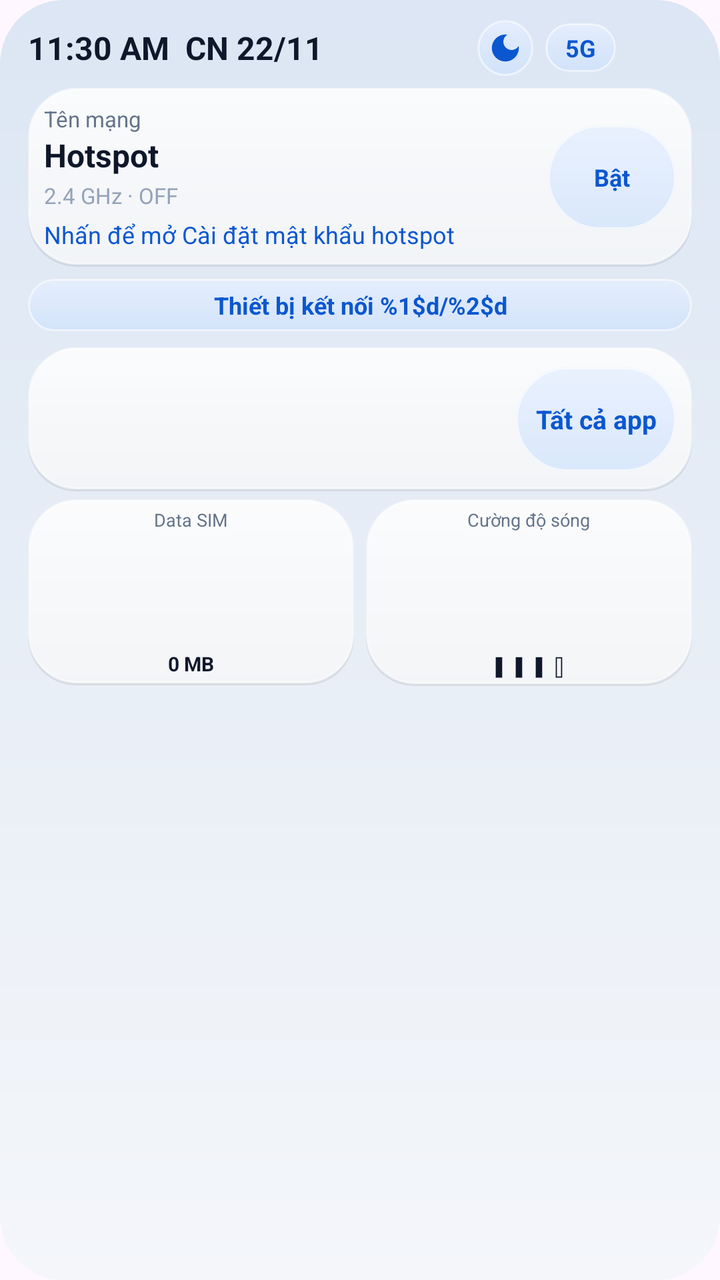
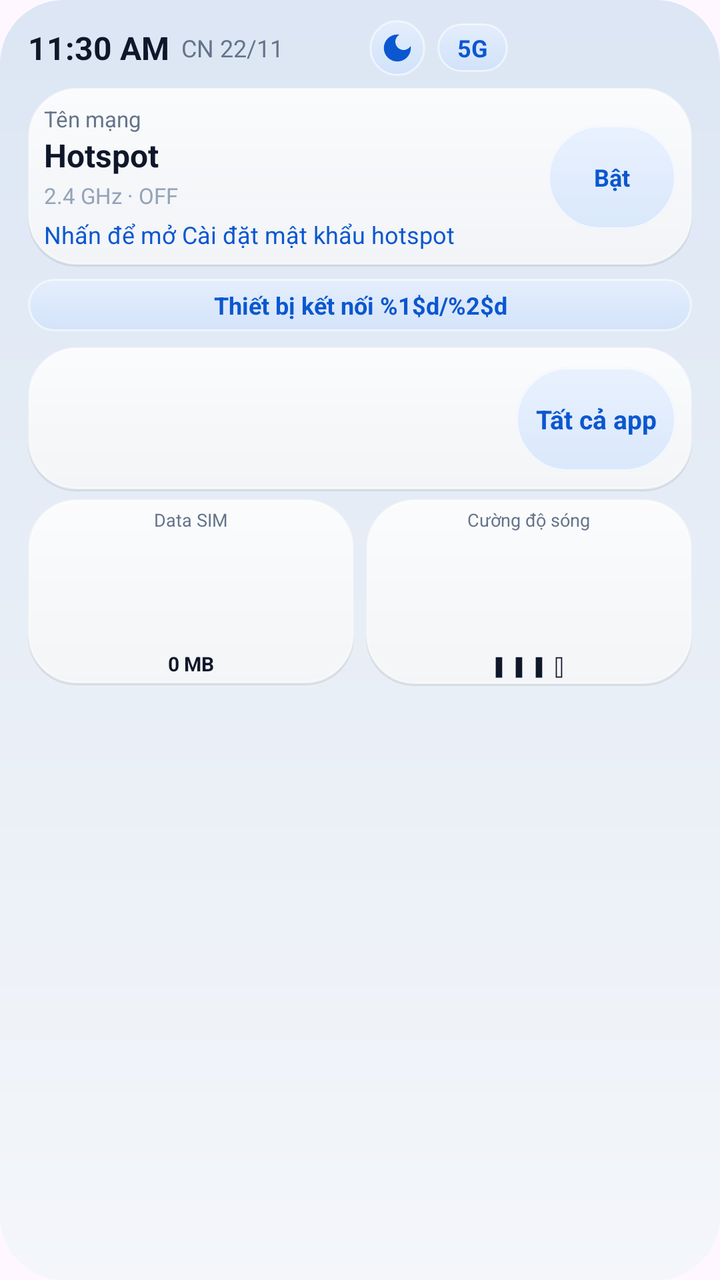

Screens rendered from an Android XML layout before and after an edit, with the pre-edit source and the edit as a unified diff.
<!-- AndroidManifest.xml: application theme Theme.GalaxyWifi -->
<!-- res/layout/widget_mobile_wifi.xml -->
<?xml version="1.0" encoding="utf-8"?>
<LinearLayout xmlns:android="http://schemas.android.com/apk/res/android"
    android:id="@+id/widgetRoot"
    android:layout_width="match_parent"
    android:layout_height="match_parent"
    android:background="@drawable/bg_scr01_light"
    android:orientation="vertical"
    android:paddingLeft="14dp"
    android:paddingRight="14dp"
    android:paddingTop="10dp"
    android:paddingBottom="34dp">

    
    <LinearLayout
        android:layout_width="match_parent"
        android:layout_height="wrap_content"
        android:gravity="center_vertical"
        android:orientation="horizontal">

        <TextView
            android:id="@+id/txtWidgetTime"
            android:layout_width="0dp"
            android:layout_height="wrap_content"
            android:layout_weight="1"
            android:ellipsize="end"
            android:maxLines="1"
            android:text="11:30 AM  CN 22/11"
            android:textColor="#0F172A"
            android:textSize="16sp"
            android:textStyle="bold" />

        
        <TextView
            android:id="@+id/txtWidgetDate"
            android:layout_width="0dp"
            android:layout_height="0dp"
            android:visibility="gone" />

        <ImageView
            android:id="@+id/btnThemeToggle"
            android:layout_width="28dp"
            android:layout_height="28dp"
            android:layout_marginEnd="6dp"
            android:background="@drawable/bg_scr01_chip"
            android:contentDescription="@string/widget_tile_dark"
            android:padding="5dp"
            android:src="@drawable/ic_theme_dark" />

        <TextView
            android:id="@+id/txtWidgetNetwork"
            android:layout_width="wrap_content"
            android:layout_height="wrap_content"
            android:background="@drawable/bg_scr01_chip"
            android:paddingHorizontal="10dp"
            android:paddingVertical="4dp"
            android:text="5G"
            android:textColor="#0B57D0"
            android:textSize="12sp"
            android:textStyle="bold" />

        <ImageView
            android:id="@+id/imgSignalBars"
            android:layout_width="30dp"
            android:layout_height="16dp"
            android:layout_marginStart="8dp"
            android:contentDescription="@string/widget_signal" />
    </LinearLayout>

    
    <LinearLayout
        android:id="@+id/panelCreds"
        android:layout_width="match_parent"
        android:layout_height="wrap_content"
        android:layout_marginTop="6dp"
        android:background="@drawable/bg_scr01_tile"
        android:gravity="center_vertical"
        android:orientation="horizontal"
        android:padding="8dp">

        <LinearLayout
            android:layout_width="0dp"
            android:layout_height="wrap_content"
            android:layout_weight="1"
            android:orientation="vertical">

            <TextView
                android:id="@+id/txtApLabel"
                android:layout_width="match_parent"
                android:layout_height="wrap_content"
                android:text="@string/widget_net_name"
                android:textColor="#64748B"
                android:textSize="11sp" />

            <TextView
                android:id="@+id/txtWidgetLink"
                android:layout_width="match_parent"
                android:layout_height="wrap_content"
                android:ellipsize="end"
                android:maxLines="1"
                android:text="Hotspot"
                android:textColor="#0F172A"
                android:textSize="16sp"
                android:textStyle="bold" />

            <TextView
                android:id="@+id/txtApMeta"
                android:layout_width="match_parent"
                android:layout_height="wrap_content"
                android:layout_marginTop="2dp"
                android:text="2.4 GHz · OFF"
                android:textColor="#94A3B8"
                android:textSize="11sp" />

            <TextView
                android:id="@+id/txtPassHint"
                android:layout_width="match_parent"
                android:layout_height="wrap_content"
                android:layout_marginTop="4dp"
                android:text="@string/widget_tap_for_pass"
                android:textColor="#0B57D0"
                android:textSize="12sp" />

            
            <TextView
                android:id="@+id/txtPassLabel"
                android:layout_width="0dp"
                android:layout_height="0dp"
                android:visibility="gone" />
            <TextView
                android:id="@+id/txtWidgetPass"
                android:layout_width="0dp"
                android:layout_height="0dp"
                android:visibility="gone" />
        </LinearLayout>

        <TextView
            android:id="@+id/btnHotspotToggle"
            android:layout_width="64dp"
            android:layout_height="52dp"
            android:layout_marginStart="6dp"
            android:background="@drawable/bg_scr01_chip"
            android:gravity="center"
            android:text="@string/widget_tile_hotspot"
            android:textColor="#0B57D0"
            android:textSize="12sp"
            android:textStyle="bold" />

        
        <ImageView
            android:id="@+id/btnQr"
            android:layout_width="0dp"
            android:layout_height="0dp"
            android:visibility="gone"
            android:contentDescription="@null" />
    </LinearLayout>

    
    <LinearLayout
        android:id="@+id/panelClients"
        android:layout_width="match_parent"
        android:layout_height="wrap_content"
        android:layout_marginTop="6dp"
        android:background="@drawable/bg_scr01_chip"
        android:gravity="center"
        android:orientation="horizontal"
        android:paddingHorizontal="12dp"
        android:paddingVertical="5dp">

        <TextView
            android:id="@+id/txtClients"
            android:layout_width="wrap_content"
            android:layout_height="wrap_content"
            android:gravity="center"
            android:text="@string/widget_clients_fmt"
            android:textColor="#0B57D0"
            android:textSize="12sp"
            android:textStyle="bold" />
    </LinearLayout>

    
    <LinearLayout
        android:id="@+id/panelAppShortcuts"
        android:layout_width="match_parent"
        android:layout_height="wrap_content"
        android:layout_marginTop="8dp"
        android:background="@drawable/bg_scr01_tile"
        android:gravity="center_vertical"
        android:orientation="horizontal"
        android:paddingHorizontal="8dp"
        android:paddingVertical="10dp">

        <ImageView
            android:id="@+id/imgFav0"
            android:layout_width="0dp"
            android:layout_height="52dp"
            android:layout_weight="1"
            android:contentDescription="@string/app_drawer_title"
            android:padding="4dp"
            android:scaleType="fitCenter" />

        <ImageView
            android:id="@+id/imgFav1"
            android:layout_width="0dp"
            android:layout_height="52dp"
            android:layout_weight="1"
            android:contentDescription="@null"
            android:padding="4dp"
            android:scaleType="fitCenter" />

        <ImageView
            android:id="@+id/imgFav2"
            android:layout_width="0dp"
            android:layout_height="52dp"
            android:layout_weight="1"
            android:contentDescription="@null"
            android:padding="4dp"
            android:scaleType="fitCenter" />

        <ImageView
            android:id="@+id/imgFav3"
            android:layout_width="0dp"
            android:layout_height="52dp"
            android:layout_weight="1"
            android:contentDescription="@null"
            android:padding="4dp"
            android:scaleType="fitCenter" />

        <TextView
            android:id="@+id/btnTileApps"
            android:layout_width="0dp"
            android:layout_height="52dp"
            android:layout_weight="1.35"
            android:background="@drawable/bg_scr01_chip"
            android:gravity="center"
            android:paddingHorizontal="4dp"
            android:text="@string/widget_tile_apps"
            android:textColor="#0B57D0"
            android:textSize="13sp"
            android:textStyle="bold" />
    </LinearLayout>

    
    <LinearLayout
        android:layout_width="match_parent"
        android:layout_height="wrap_content"
        android:layout_marginTop="4dp"
        android:gravity="center"
        android:orientation="horizontal">

        <LinearLayout
            android:id="@+id/panelData"
            android:layout_width="0dp"
            android:layout_height="wrap_content"
            android:layout_weight="1"
            android:background="@drawable/bg_scr01_tile"
            android:gravity="center"
            android:orientation="vertical"
            android:padding="4dp">

            <TextView
                android:id="@+id/lblData"
                android:layout_width="wrap_content"
                android:layout_height="wrap_content"
                android:text="@string/widget_data_month"
                android:textColor="#64748B"
                android:textSize="9sp" />

            <ImageView
                android:id="@+id/imgDataMeter"
                android:layout_width="56dp"
                android:layout_height="56dp"
                android:layout_marginTop="2dp"
                android:clickable="true"
                android:focusable="true"
                android:contentDescription="@string/widget_data" />

            <TextView
                android:id="@+id/txtWidgetData"
                android:layout_width="wrap_content"
                android:layout_height="wrap_content"
                android:layout_marginTop="1dp"
                android:text="0 MB"
                android:textColor="#0F172A"
                android:textSize="10sp"
                android:textStyle="bold" />
        </LinearLayout>

        <LinearLayout
            android:id="@+id/panelSignal"
            android:layout_width="0dp"
            android:layout_height="wrap_content"
            android:layout_marginStart="6dp"
            android:layout_weight="1"
            android:background="@drawable/bg_scr01_tile"
            android:gravity="center"
            android:orientation="vertical"
            android:padding="4dp">

            <TextView
                android:id="@+id/lblSignal"
                android:layout_width="wrap_content"
                android:layout_height="wrap_content"
                android:text="@string/widget_signal_strength"
                android:textColor="#64748B"
                android:textSize="9sp" />

            <ImageView
                android:id="@+id/imgSignalMeter"
                android:clickable="true"
                android:focusable="true"
                android:layout_width="56dp"
                android:layout_height="56dp"
                android:layout_marginTop="2dp"
                android:contentDescription="@string/widget_signal" />

            <TextView
                android:id="@+id/txtWidgetSignal"
                android:layout_width="wrap_content"
                android:layout_height="wrap_content"
                android:layout_marginTop="1dp"
                android:text="▮▮▮▯"
                android:textColor="#0F172A"
                android:textSize="10sp"
                android:textStyle="bold" />
        </LinearLayout>
    </LinearLayout>

    
    <LinearLayout
        android:id="@+id/panelCalendar"
        android:layout_width="0dp"
        android:layout_height="0dp"
        android:visibility="gone"
        android:orientation="vertical">
        <TextView android:id="@+id/txtWidgetCalLabel" android:layout_width="wrap_content" android:layout_height="wrap_content" />
        <TextView android:id="@+id/txtWidgetCalendar" android:layout_width="wrap_content" android:layout_height="wrap_content" />
    </LinearLayout>

    <TextView
        android:id="@+id/txtWidgetTitle"
        android:layout_width="0dp"
        android:layout_height="0dp"
        android:visibility="gone"
        android:text="@string/widget_wifi_title" />
</LinearLayout>
<!-- resources referenced by this layout -->
<resources>
  <!-- drawable bg_scr01_chip (drawable) -->
  <?xml version="1.0" encoding="utf-8"?>
  <layer-list xmlns:android="http://schemas.android.com/apk/res/android">
      <item>
          <shape android:shape="rectangle">
              <solid android:color="#180B57D0" />
              <corners android:radius="999dp" />
          </shape>
      </item>
      <item>
          <shape android:shape="rectangle">
              <gradient
                  android:angle="90"
                  android:startColor="#99D6E8FF"
                  android:endColor="#CCEAF2FF"
                  android:type="linear" />
              <corners android:radius="999dp" />
              <stroke
                  android:width="1dp"
                  android:color="#AAFFFFFF" />
          </shape>
      </item>
  </layer-list>
  <!-- drawable bg_scr01_light (drawable) -->
  <?xml version="1.0" encoding="utf-8"?>
  <shape xmlns:android="http://schemas.android.com/apk/res/android"
      android:shape="rectangle">
      <gradient
          android:angle="145"
          android:startColor="#DCE6F4"
          android:centerColor="#E8EEF6"
          android:endColor="#F4F6FA"
          android:type="linear" />
      <corners android:radius="32dp" />
  </shape>
  <!-- drawable ic_theme_dark (drawable) -->
  <?xml version="1.0" encoding="utf-8"?>
  <vector xmlns:android="http://schemas.android.com/apk/res/android"
      android:width="24dp"
      android:height="24dp"
      android:viewportWidth="24"
      android:viewportHeight="24">
      
      <path
          android:fillColor="#0B57D0"
          android:pathData="M12,3a9,9 0,1 0,9 9c0,-0.46 -0.04,-0.92 -0.1,-1.36a5.5,5.5 0,1 1,-7.54,-7.54C12.92,3.04 12.46,3 12,3z" />
  </vector>
  <string name="app_drawer_title">Tất cả app</string>
  <string name="widget_clients_fmt">Thiết bị kết nối %1$d/%2$d</string>
  <string name="widget_data">Data SIM</string>
  <string name="widget_data_month">Data SIM</string>
  <string name="widget_net_name">Tên mạng</string>
  <string name="widget_signal">Sóng</string>
  <string name="widget_signal_strength">Cường độ sóng</string>
  <string name="widget_tap_for_pass">Nhấn để mở Cài đặt mật khẩu hotspot</string>
  <string name="widget_tile_apps">Tất cả app</string>
  <string name="widget_tile_dark">Sáng/tối</string>
  <string name="widget_tile_hotspot">Bật</string>
  <string name="widget_wifi_title">Galaxy Wi‑Fi 5G</string>
  <style name="Theme.GalaxyWifi" parent="Theme.Material3.Light.NoActionBar">
          <item name="colorPrimary">#0B57D0</item>
          <item name="colorSecondary">#0284C7</item>
          <item name="android:statusBarColor">@android:color/transparent</item>
          <item name="android:navigationBarColor">#F7F8FA</item>
      </style>
  <!-- unchanged entries left out for length: 1 -->
</resources>

<!-- the commit's change to res/layout/widget_mobile_wifi.xml (unified diff, before → after) -->
@@ -19,21 +19,46 @@
 
         <TextView
             android:id="@+id/txtWidgetTime"
-            android:layout_width="0dp"
-            android:layout_height="wrap_content"
-            android:layout_weight="1"
+            android:layout_width="wrap_content"
+            android:layout_height="wrap_content"
+            android:clickable="true"
+            android:focusable="true"
+            android:maxLines="1"
+            android:paddingVertical="2dp"
+            android:text="11:30 AM"
+            android:textColor="#0F172A"
+            android:textSize="16sp"
+            android:textStyle="bold" />
+
+        <TextView
+            android:id="@+id/txtWidgetDate"
+            android:layout_width="wrap_content"
+            android:layout_height="wrap_content"
+            android:layout_marginStart="6dp"
+            android:clickable="false"
             android:ellipsize="end"
             android:maxLines="1"
-            android:text="11:30 AM  CN 22/11"
-            android:textColor="#0F172A"
-            android:textSize="16sp"
-            android:textStyle="bold" />
+            android:text="CN 22/11"
+            android:textColor="#64748B"
+            android:textSize="12sp" />
 
         
-        <TextView
-            android:id="@+id/txtWidgetDate"
-            android:layout_width="0dp"
-            android:layout_height="0dp"
+        <FrameLayout
+            android:layout_width="0dp"
+            android:layout_height="1dp"
+            android:layout_weight="1"
+            android:clickable="false" />
+
+        <ImageView
+            android:id="@+id/btnMediaNow"
+            android:layout_width="28dp"
+            android:layout_height="28dp"
+            android:layout_marginEnd="6dp"
+            android:background="@drawable/bg_scr01_chip"
+            android:contentDescription="@string/widget_media_now"
+            android:padding="4dp"
+            android:scaleType="fitCenter"
+            android:src="@drawable/ic_media_note"
             android:visibility="gone" />
 
         <ImageView
@@ -64,6 +89,14 @@
             android:layout_height="16dp"
             android:layout_marginStart="8dp"
             android:contentDescription="@string/widget_signal" />
+
+        <ImageView
+            android:id="@+id/imgBattery"
+            android:layout_width="46dp"
+            android:layout_height="18dp"
+            android:layout_marginStart="8dp"
+            android:contentDescription="@string/widget_battery"
+            android:scaleType="fitCenter" />
     </LinearLayout>
 
     
<!-- resource entries referenced after the edit -->
@@ -35,6 +35,17 @@
           android:type="linear" />
       <corners android:radius="32dp" />
   </shape>
+  <!-- drawable ic_media_note (drawable) -->
+  <?xml version="1.0" encoding="utf-8"?>
+  <vector xmlns:android="http://schemas.android.com/apk/res/android"
+      android:width="24dp"
+      android:height="24dp"
+      android:viewportWidth="24"
+      android:viewportHeight="24">
+      <path
+          android:fillColor="#0B57D0"
+          android:pathData="M12,3v10.55A4,4 0,1 0,14 17V7h4V3h-6z" />
+  </vector>
   <!-- drawable ic_theme_dark (drawable) -->
   <?xml version="1.0" encoding="utf-8"?>
   <vector xmlns:android="http://schemas.android.com/apk/res/android"
@@ -48,9 +59,11 @@
           android:pathData="M12,3a9,9 0,1 0,9 9c0,-0.46 -0.04,-0.92 -0.1,-1.36a5.5,5.5 0,1 1,-7.54,-7.54C12.92,3.04 12.46,3 12,3z" />
   </vector>
   <string name="app_drawer_title">Tất cả app</string>
+  <string name="widget_battery">Pin</string>
   <string name="widget_clients_fmt">Thiết bị kết nối %1$d/%2$d</string>
   <string name="widget_data">Data SIM</string>
   <string name="widget_data_month">Data SIM</string>
+  <string name="widget_media_now">Phương tiện đang phát</string>
   <string name="widget_net_name">Tên mạng</string>
   <string name="widget_signal">Sóng</string>
   <string name="widget_signal_strength">Cường độ sóng</string>
